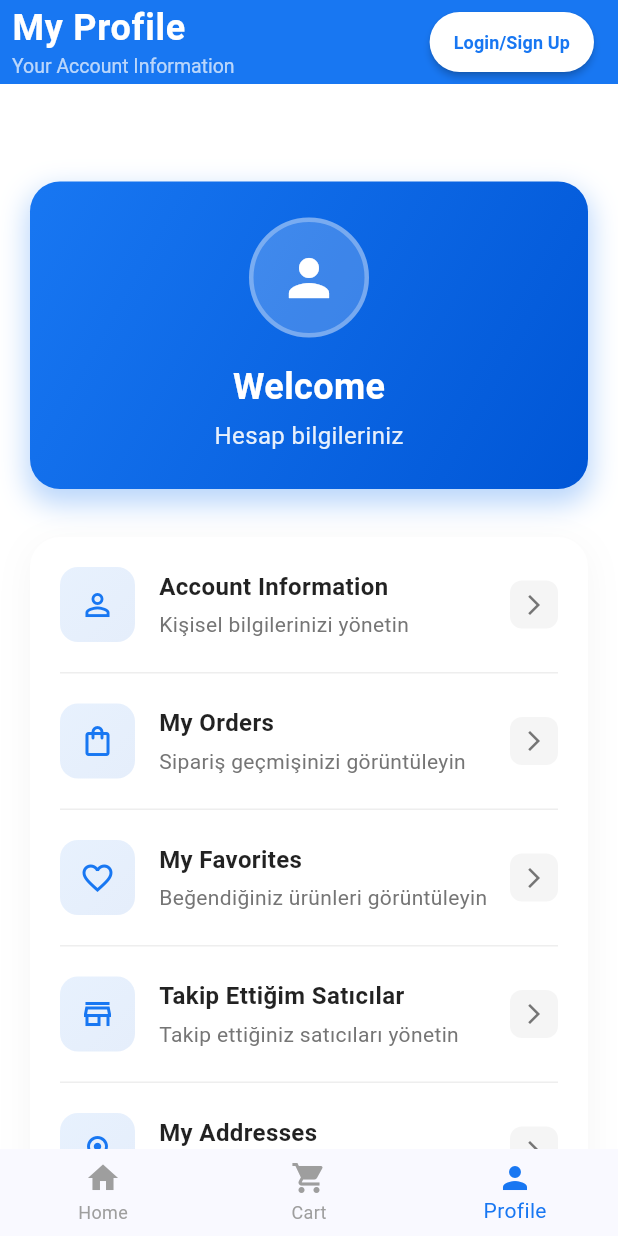
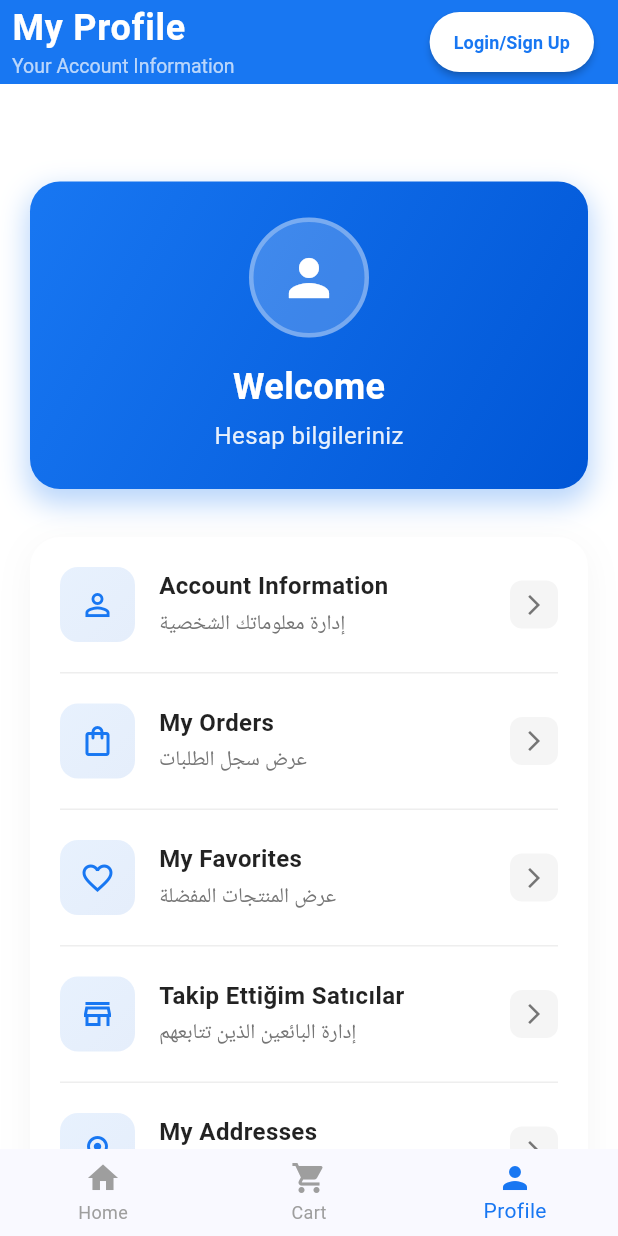
Before and after one commit to SE-ABOSALIM/Advanced-E_Commerce-Platform, a Flutter app: the screen it shows after launch, item 3 of the bottom bar chosen, on a phone screen of 412 x 824 dp. Run offline on Flutter 3.47's test engine with Material 3 defaults, Android fonts, the phone set to English and light mode, and no system bars; our stand-ins replace image_picker, shared_preferences, sqflite; accounts and stored records are empty; network calls fail.

Commit message:
chore: new SS and language_manager edit

```diff
--- a/lib/Utils/language_manager.dart
+++ b/lib/Utils/language_manager.dart
@@ -49,6 +49,14 @@ class LanguageManager {
       'Ödeme Yöntemleri': 'Ödeme Yöntemleri',
       'Ayarlar': 'Ayarlar',
       'Çıkış Yap': 'Çıkış Yap',
+      'Kişisel bilgilerinizi yönetin': 'Manage your personal information',
+      'Sipariş geçmişinizi görüntüleyin': 'View your order history',
+      'Beğendiğiniz ürünleri görüntüleyin': 'View your favorite products',
+      'Takip ettiğiniz satıcıları yönetin': 'Manage followed sellers',
+      'Kayıtlı adreslerinizi yönetin': 'Manage saved addresses',
+      'Kart bilgilerinizi yönetin': 'Manage your card details',
+      'Uygulama ayarlarınızı yönetin': 'Manage app settings',
+
 
       // Ürün Detayı
       'Ürün Detayı': 'Ürün Detayı',
@@ -488,6 +496,14 @@ class LanguageManager {
       'Ödeme Yöntemleri': 'Payment Methods',
       'Ayarlar': 'Settings',
       'Çıkış Yap': 'Logout',
+      'Kişisel bilgilerinizi yönetin': 'إدارة معلوماتك الشخصية',
+      'Sipariş geçmişinizi görüntüleyin': 'عرض سجل الطلبات',
+      'Beğendiğiniz ürünleri görüntüleyin': 'عرض المنتجات المفضلة',
+      'Takip ettiğiniz satıcıları yönetin': 'إدارة البائعين الذين تتابعهم',
+      'Kayıtlı adreslerinizi yönetin': 'إدارة العناوين المحفوظة',
+      'Kart bilgilerinizi yönetin': 'إدارة معلومات البطاقة',
+      'Uygulama ayarlarınızı yönetin': 'إدارة إعدادات التطبيق',
+
 
       // Ürün Detayı
       'Ürün Detayı': 'Product Detail',
```
Also changed, not shown: assets/SS/Homepage.png (deleted), assets/SS/Product_Details.png, assets/SS/Seller_Dashboard.png, assets/SS/Seller_Orders.png, assets/SS/Seller_Profile.png, assets/SS/Seller_Store.png (deleted), assets/SS/User_Profile.png, assets/SS/seller_products.png (added), assets/SS/user_cart.png (added), assets/SS/user_homepage.png (added).
